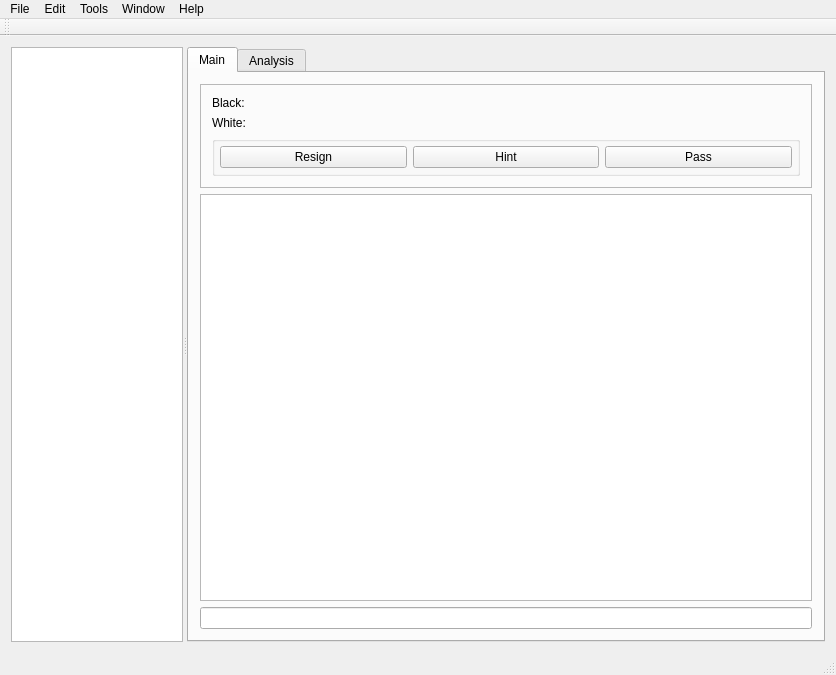
The window that mainwindow.ui (GregGarber/GoGoGo) describes before a commit, drawn with Qt 5.
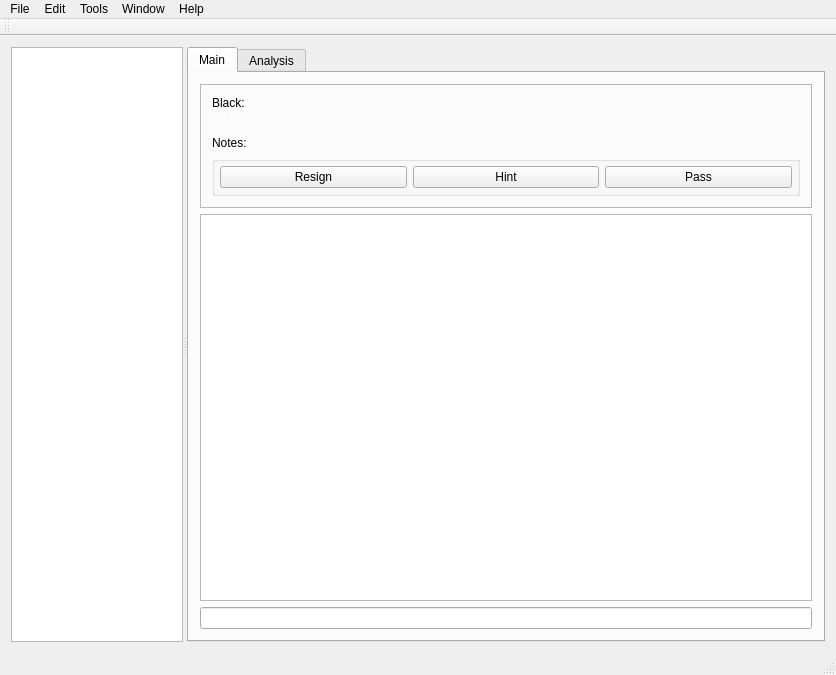
The same window after the commit. Icons and pictures are not drawn. Custom widgets are drawn as their Qt base class.

Commit message: Scoring, doublepass or resign final_scores

What changed in the file:
```diff
--- a/mainwindow.ui
+++ b/mainwindow.ui
@@ -80,9 +80,22 @@
             </item>
             <item>
              <widget class="QLabel" name="labelWhite">
+              <property name="styleSheet">
+               <string notr="true">#labelWhite { color: white;}</string>
+              </property>
               <property name="text">
                <string>White:</string>
               </property>
+              <property name="wordWrap">
+               <bool>true</bool>
+              </property>
+             </widget>
+            </item>
+            <item>
+             <widget class="QLabel" name="labelNotes">
+              <property name="text">
+               <string>Notes:</string>
+              </property>
              </widget>
             </item>
             <item>
@@ -115,6 +128,9 @@
                  <property name="text">
                   <string>Hint</string>
                  </property>
+                 <property name="checkable">
+                  <bool>true</bool>
+                 </property>
                 </widget>
                </item>
                <item>
```
Left out of the diff: 6 changed lines with no effect on the pictures. The commit also changes 2 other files.
